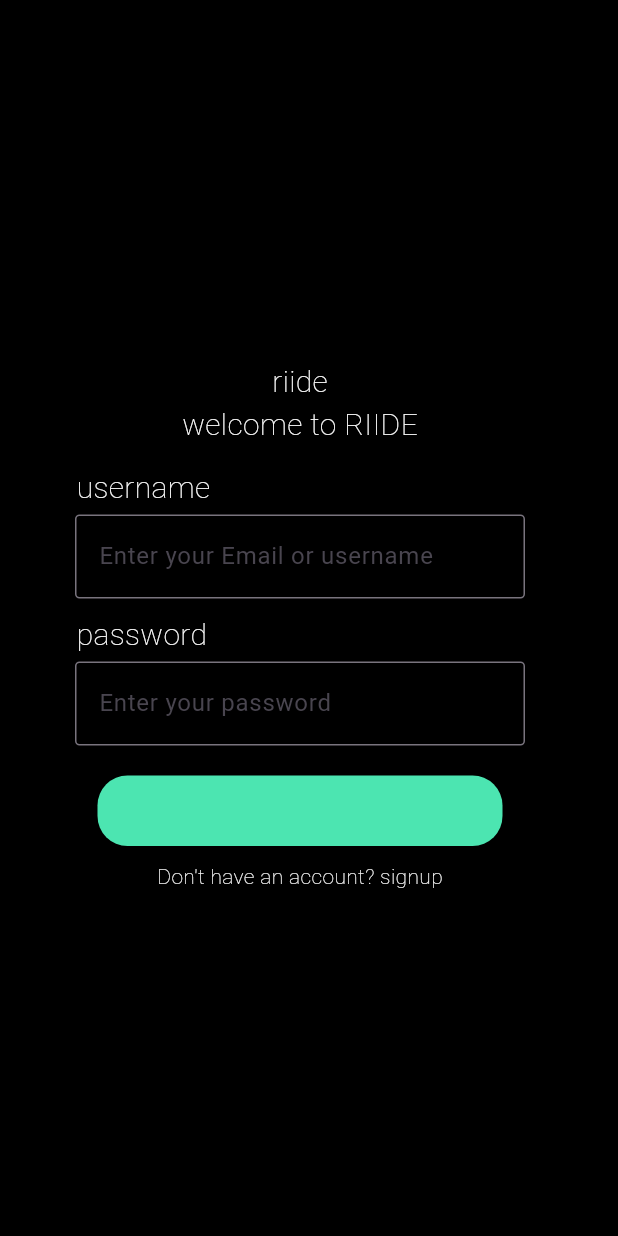
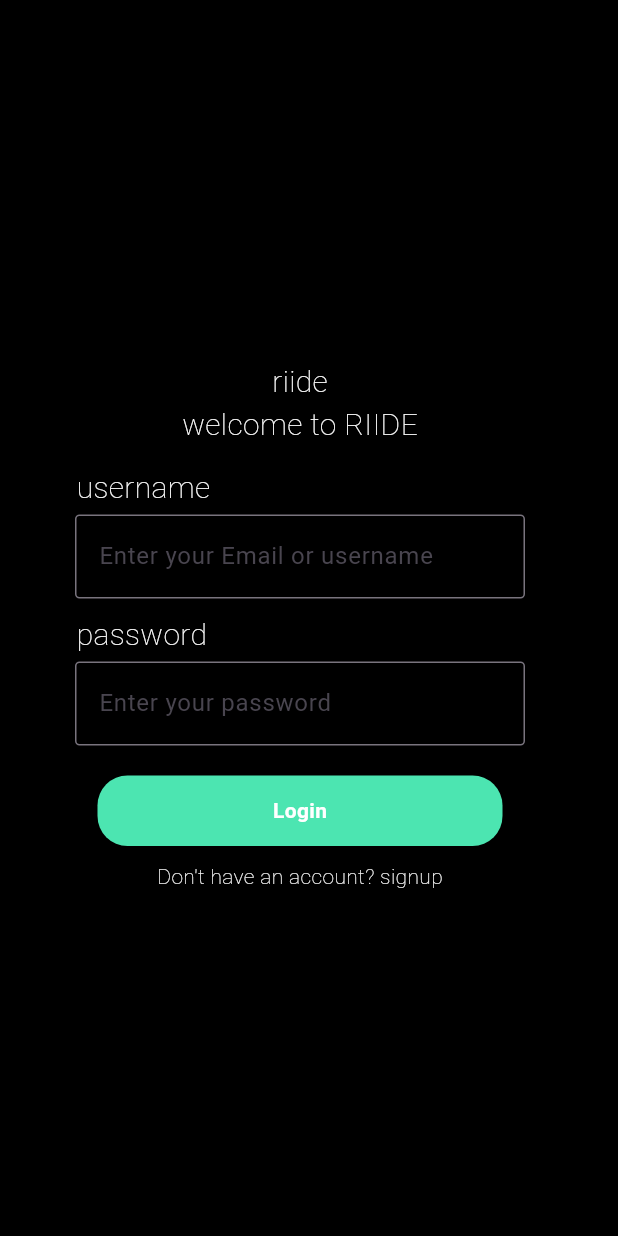
Before and after one commit to EsraaAboGhayda/ProjectsFlutter, a Flutter app: the HomePage screen opened directly, on a phone screen of 412 x 824 dp. Run offline on Flutter 3.47's test engine with Material 3 defaults, Android fonts, the phone set to English and light mode, and no system bars; our stand-ins replace dio, get_it, shared_preferences; accounts and stored records are empty.

Commit message:
New Update

```diff
--- /dev/null
+++ b/lib/Homepage.dart
@@ -0,0 +1,114 @@
+import 'package:exame_flutter/thirdpage.dart';
+import 'package:flutter/material.dart';
+import 'package:flutter/rendering.dart';
+import 'package:flutter/widgets.dart';
+import 'package:exame_flutter/styles/colors.dart';
+import 'package:exame_flutter/secondpage.dart';
+
+
+class HomePage extends StatelessWidget{
+  @override
+  Widget build(BuildContext context) {
+   return Scaffold(
+    backgroundColor: Colors.black,
+    body:
+    Container(
+
+      padding: EdgeInsets.all(50),
+      height: 852,
+      width: 400,
+      // decoration:BoxDecoration(
+
+      //  image: DecorationImage(image:AssetImage(coffeImage),),),
+
+      child:Column(
+        mainAxisAlignment: MainAxisAlignment.center,
+        crossAxisAlignment: CrossAxisAlignment.start,
+
+
+        children: [
+          SizedBox(height: 10,),
+          Center(
+            child: Text("riide",style:textStyle1,),
+          ),
+            Center(
+
+            child: Text("welcome to RIIDE",style:textStyle1,),
+          ),
+          SizedBox(height: 3,),
+
+
+         Padding(
+            padding: const EdgeInsets.only(left:1.0,top:10.0),
+            child: Text("username",style:textStyle1,),
+          ),
+          SizedBox(height: 3,),
+
+          TextField(
+            style:TextStyle(color: Colors.white) ,
+            decoration: InputDecoration(
+            border:OutlineInputBorder(
+            borderRadius: BorderRadius.circular(3),
+          ),
+
+          hintText: 'Enter your Email or username',
+          // hintStyle: TextStyle(color: Colors.green),
+          ),
+
+          ),
+
+         Padding(
+            padding: const EdgeInsets.only(left:1.0,top:10.0),
+            child: Text("password",style:textStyle1,),
+          ),
+          SizedBox(height: 3,),
+
+
+          TextField(
+           style:TextStyle(color: Colors.white) ,
+            decoration:InputDecoration(border:OutlineInputBorder(
+            borderRadius: BorderRadius.circular(3)
+
+          ),
+        hintText: 'Enter your password',
+
+          ),
+          ),
+
+          SizedBox(height: 20,),
+
+          Container(
+            alignment: Alignment.center,
+            width: 333,
+            height: 47,
+            margin: const EdgeInsets.only(left: 15.0,right: 15.0),
+            decoration: BoxDecoration(
+              borderRadius: BorderRadius.circular(20),
+              color:green
+            ),
+
+            child: InkWell(
+              onTap: (){
+                  Navigator.push(context,MaterialPageRoute(builder: (context) => SecondpageWithFutureApi()));
+              },
+              child: Text("Login",style:textButtonDown ))
+
+          ),
+
+
+
+
+          SizedBox(height: 10,),
+     Center(child: Text("Don't have an account? signup",style:TextStyle(fontSize:14,fontWeight: FontWeight.w100,color:white,))),
+
+      //    Center(child: Text("Don't have an account? signup",style:TextStyle(fontSize:14,fontWeight: FontWeight.w600,color:white,))),
+
+        ],
+      )
+      ),
+
+    );
+
+
+  }
+}
--- /dev/null
+++ b/lib/core/config/get_it_config.dart
@@ -0,0 +1,12 @@
+// core/config/get_it_config.dart
+import 'package:get_it/get_it.dart';
+import 'package:shared_preferences/shared_preferences.dart';
+
+
+GetIt core = GetIt.instance;
+
+setup()async{
+  core.registerSingleton(await SharedPreferences.getInstance());
+
+
+}
--- /dev/null
+++ b/lib/core/res/app_string.dart
@@ -0,0 +1,4 @@
+// core/res/app_string.dart
+const String HELLO = 'Hello in Laza App';
+
+const String LAZA = 'Laza';
--- a/lib/main.dart
+++ b/lib/main.dart
@@ -1,139 +1,37 @@
+import 'package:exame_flutter/Homepage.dart';
+import 'package:exame_flutter/core/config/get_it_config.dart';
 import 'package:exame_flutter/thirdpage.dart';
 import 'package:flutter/material.dart';
 import 'package:flutter/rendering.dart';
 import 'package:flutter/widgets.dart';
 import 'package:exame_flutter/styles/colors.dart';
 import 'package:exame_flutter/secondpage.dart';
-main(){
-  runApp(const MyApp());
+import 'package:get_it/get_it.dart';
+import 'package:shared_preferences/shared_preferences.dart';
+
+
+String usernew=core.get<SharedPreferences>().getString('name').toString();
+String name=core.get<SharedPreferences>().getString('name').toString();
+
+void main() {
+   setup();
+  runApp(MyApp());
 }
- PageController pageController=PageController() ;
 
 class MyApp extends StatelessWidget {
-  const MyApp({super.key});
+  @override
 
-  @override
+
   Widget build(BuildContext context) {
     return MaterialApp(
-      debugShowCheckedModeBanner: false,
-      home:Scaffold(
-       body: PageView(
-        controller: pageController,
-       children: [
-          // HomePage(),
-           (thirdPage()),
-       ],
+         debugShowCheckedModeBanner: false,
 
-        ),
-       ),
-
+       home:
+          core.get<SharedPreferences>().getString('name')==null
+            ?
+             HomePage()
+            : SecondpageWithFutureApi()
       );
 
   }
 }
-
-
-class HomePage extends StatelessWidget{
-  @override
-  Widget build(BuildContext context) {
-   return Scaffold(
-    backgroundColor: Colors.black,
-    body:
-    Container(
-
-      padding: EdgeInsets.all(50),
-      height: 852,
-      width: 400,
-      // decoration:BoxDecoration(
-
-      //  image: DecorationImage(image:AssetImage(coffeImage),),),
-
-      child:Column(
-        mainAxisAlignment: MainAxisAlignment.center,
-        crossAxisAlignment: CrossAxisAlignment.start,
-
-
-        children: [
-          SizedBox(height: 10,),
-          Center(
-            child: Text("riide",style:textStyle1,),
-          ),
-            Center(
-
-            child: Text("welcome to RIIDE",style:textStyle1,),
-          ),
-          SizedBox(height: 3,),
-
-
-         Padding(
-            padding: const EdgeInsets.only(left:1.0,top:10.0),
-            child: Text("username",style:textStyle1,),
-          ),
-          SizedBox(height: 3,),
-
-          TextField(decoration:InputDecoration(border:OutlineInputBorder(
-            borderRadius: BorderRadius.circular(3),
-
-          ),
-
-          hintText: 'Enter your Email or username',
-
-
-
-          ),
-
-          ),
-
-         Padding(
-            padding: const EdgeInsets.only(left:1.0,top:10.0),
-            child: Text("password",style:textStyle1,),
-          ),
-          SizedBox(height: 3,),
-
-
-          TextField(decoration:InputDecoration(border:OutlineInputBorder(
-            borderRadius: BorderRadius.circular(3)
-
-          ),
-        hintText: 'Enter your password',
-
-          ),
-          ),
-
-          SizedBox(height: 20,),
-
-          Container(
-            alignment: Alignment.center,
-            width: 333,
-            height: 47,
-            margin: const EdgeInsets.only(left: 15.0,right: 15.0),
-            decoration: BoxDecoration(
-              borderRadius: BorderRadius.circular(20),
-              color:green
-            ),
-
-            child: InkWell(
-              onTap: (){
-                  Navigator.push(context,MaterialPageRoute(builder: (context) => SecondpageWithFutureApi()));
-              },
-              child: Text("Login",style:textButtonDown ))
-
-          ),
-
-
-
-
-          SizedBox(height: 10,),
-     Center(child: Text("Don't have an account? signup",style:TextStyle(fontSize:14,fontWeight: FontWeight.w100,color:white,))),
-
-      //    Center(child: Text("Don't have an account? signup",style:TextStyle(fontSize:14,fontWeight: FontWeight.w600,color:white,))),
-
-        ],
-      )
-      ),
-
-    );
-
-
-  }
-}
--- a/lib/styles/colors.dart
+++ b/lib/styles/colors.dart
@@ -4,9 +4,12 @@ Color green=Color(0xFF4CE5B1);
 Color black=Colors.black;
 Color white=Colors.white;
 Color blue=Colors.blue;
-Color grey=Colors.grey;
+Color grey=Color(0xFF161616);
+
+
  final textStyle1=TextStyle(color: white,fontSize: 20,fontWeight: FontWeight.w100);
- final textButtonDown=TextStyle(color: green,fontSize: 14,fontWeight: FontWeight.w600,);
+ final textButtonDown=TextStyle(color: white,fontSize: 14,fontWeight: FontWeight.w600,);
 final textStyle2=TextStyle(color: blue,fontSize:10,fontWeight: FontWeight.w100);
  final textButtonDown2=TextStyle(color: grey,fontSize: 14,fontWeight: FontWeight.w600,);
-final textStyle3=TextStyle(color: white,fontSize: 13,fontWeight: FontWeight.w100);
+final textStyle3=TextStyle(color: white,fontSize: 17,fontWeight: FontWeight.w400);
+final textStyle4=TextStyle(color: white,fontSize: 30,fontWeight: FontWeight.w700);
--- a/pubspec.yaml
+++ b/pubspec.yaml
@@ -37,6 +37,7 @@ dependencies:
   cupertino_icons: ^1.0.2
   dio: ^5.4.3+1
   get_it: ^7.6.7
+  shared_preferences: ^2.2.3
 
 dev_dependencies:
   flutter_test:
```
Also changed, not shown: lib/core/res/app_text_style.dart (added, +8 -0 lines), lib/model/people_login_model.dart (added, +48 -0 lines), lib/secondpage.dart (+21 -4 lines), lib/service/auth_service.dart (added, +34 -0 lines), lib/thirdpage.dart (+73 -34 lines), pubspec.lock, 2 other files.
